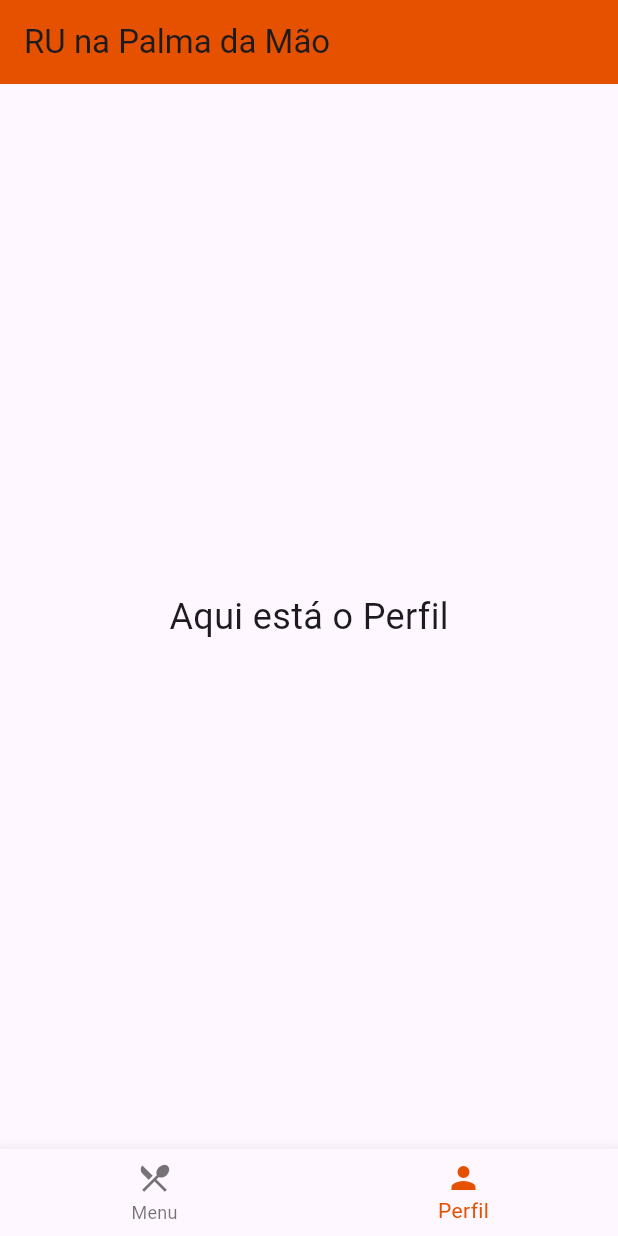
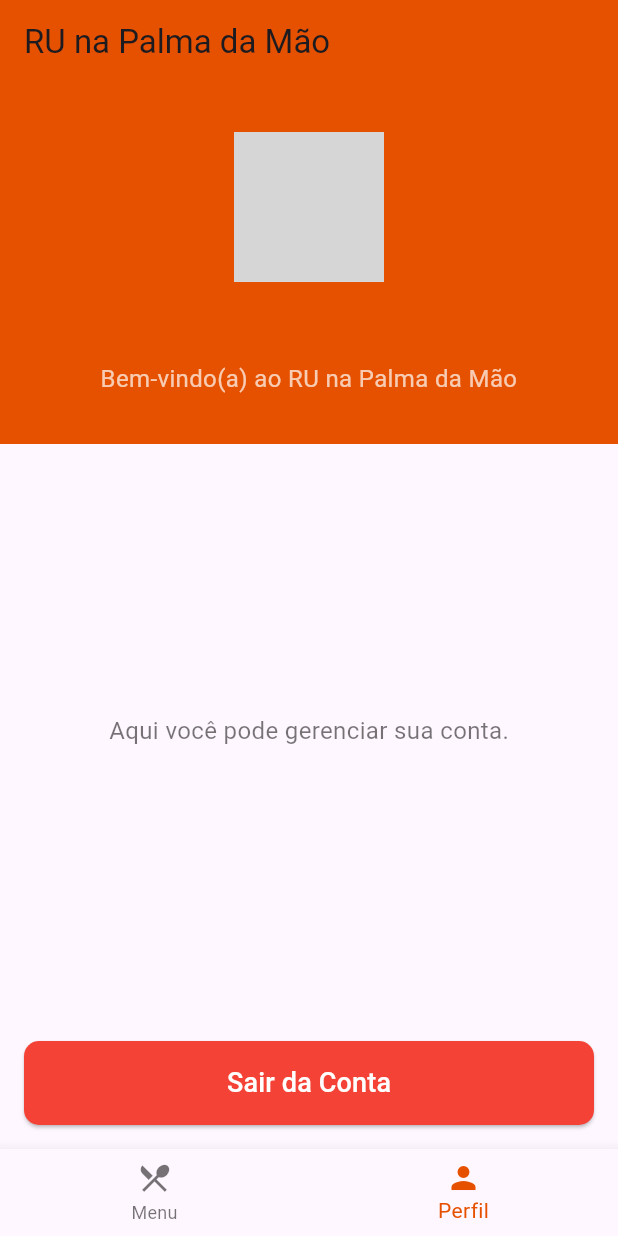
Before and after one commit to wendell-rafael/ru-tcc-frontend, a Flutter app: the HomeScreen screen opened directly, item 2 of the bottom bar chosen, on a phone screen of 412 x 824 dp. Run offline on Flutter 3.47's test engine with Material 3 defaults, Android fonts, the phone set to English and light mode, and no system bars; our stand-ins replace firebase_auth, firebase_core; accounts and stored records are empty; network calls fail; grey boxes are pictures that could not be loaded.

Commit message:
ajustes visuais

```diff
--- a/lib/presentation/screens/profile_screen.dart
+++ b/lib/presentation/screens/profile_screen.dart
@@ -1,12 +1,105 @@
+import 'dart:convert';
 import 'package:flutter/material.dart';
+import 'package:crypto/crypto.dart';
+import 'package:firebase_auth/firebase_auth.dart';
+import 'package:rutccc/presentation/screens/login_screen.dart';
 
 class ProfileScreen extends StatelessWidget {
+  String _getGravatarUrl(String email) {
+    final emailLower = email.trim().toLowerCase();
+    final hash = md5.convert(utf8.encode(emailLower)).toString();
+    return 'https://www.gravatar.com/avatar/$hash?s=200&d=identicon';
+  }
+
+  void _logout(BuildContext context) {
+    FirebaseAuth.instance.signOut().then((_) {
+      Navigator.pushAndRemoveUntil(
+        context,
+        MaterialPageRoute(builder: (context) => LoginScreen()),
+            (route) => false,
+      );
+    });
+  }
+
   @override
   Widget build(BuildContext context) {
-    return Center(
-      child: Text(
-        'Aqui está o Perfil',
-        style: TextStyle(fontSize: 24),
+    final User? user = FirebaseAuth.instance.currentUser; // Pega o usuário autenticado
+    final gravatarUrl = user != null ? _getGravatarUrl(user.email!) : null;
+    final userName = user?.displayName ?? 'Usuário'; // Nome do usuário
+
+    return Scaffold(
+      body: Column(
+        crossAxisAlignment: CrossAxisAlignment.center,
+        children: [
+          // Cabeçalho com informações do usuário
+          Container(
+            width: double.infinity, // Ocupa toda a largura da tela
+            color: Color(0xFFE65100),
+            padding: const EdgeInsets.symmetric(vertical: 32),
+            child: Column(
+              children: [
+                CircleAvatar(
+                  radius: 50,
+                  backgroundImage: gravatarUrl != null
+                      ? NetworkImage(gravatarUrl)
+                      : null,
+                  backgroundColor: Colors.grey[300],
+                  child: gravatarUrl == null
+                      ? Icon(Icons.person, size: 50, color: Colors.white)
+                      : null,
+                ),
+                SizedBox(height: 16),
+                Text(
+                  userName, // Exibe o nome do usuário
+                  style: TextStyle(
+                    fontSize: 20,
+                    fontWeight: FontWeight.bold,
+                    color: Colors.white,
+                  ),
+                  textAlign: TextAlign.center,
+                ),
+                SizedBox(height: 8),
+                Text(
+                  "Bem-vindo(a) ao RU na Palma da Mão",
+                  style: TextStyle(
+                    fontSize: 16,
+                    color: Colors.white70,
+                  ),
+                  textAlign: TextAlign.center,
+                ),
+              ],
+            ),
+          ),
+          Expanded(
+            child: Center(
+              child: Text(
+                "Aqui você pode gerenciar sua conta.",
+                style: TextStyle(fontSize: 16, color: Colors.black54),
+              ),
+            ),
+          ),
+          // Botão de sair
+          Padding(
+            padding: const EdgeInsets.symmetric(horizontal: 16, vertical: 16),
+            child: SizedBox(
+              width: double.infinity,
+              child: ElevatedButton(
+                onPressed: () => _logout(context),
+                style: ElevatedButton.styleFrom(
+                  backgroundColor: Colors.red,
+                  padding: EdgeInsets.symmetric(vertical: 15),
+                  shape: RoundedRectangleBorder(
+                    borderRadius: BorderRadius.circular(10),
+                  ),
+                ),
+                child: Text(
+                  'Sair da Conta',
+                  style: TextStyle(fontSize: 18, color: Colors.white),
+                ),
+              ),
+            ),
+          ),
+        ],
       ),
     );
   }
--- a/pubspec.yaml
+++ b/pubspec.yaml
@@ -34,6 +34,8 @@ dependencies:
   google_sign_in: ^6.2.2
   flutter_facebook_auth: ^7.1.1
   provider: ^6.1.2
+  crypto: ^3.0.2
+
 
 
   # The following adds the Cupertino Icons font to your application.
```
Also changed, not shown: lib/main.dart (+15 -4 lines), lib/presentation/screens/login_screen.dart (+18 -1 lines), lib/presentation/screens/register_screen.dart (+13 -7 lines), assets/images/logo.png, pubspec.lock, 1 other file.
